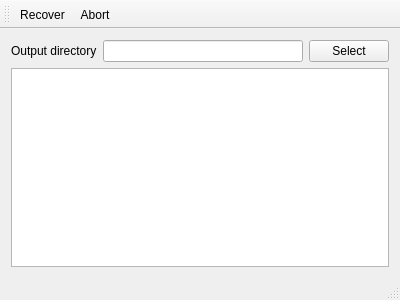
This is mainwindow.ui in xandroalmeida/DiskRescue as Qt 5 draws it before an edit. The edited form follows.
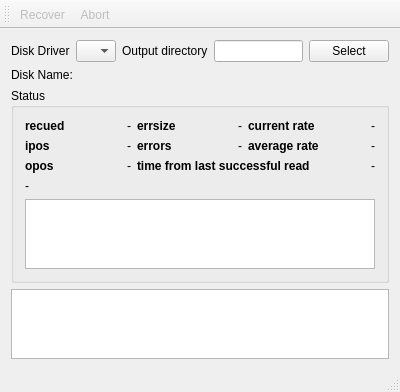
This is the edited form.

The edit to the form file:
```diff
--- a/mainwindow.ui
+++ b/mainwindow.ui
@@ -17,6 +17,37 @@
    <layout class="QVBoxLayout" name="verticalLayout">
     <item>
      <layout class="QHBoxLayout" name="horizontalLayout">
+      <item>
+       <widget class="QLabel" name="label_9">
+        <property name="text">
+         <string>Disk Driver</string>
+        </property>
+       </widget>
+      </item>
+      <item>
+       <widget class="QComboBox" name="cbCdDriver">
+        <item>
+         <property name="text">
+          <string/>
+         </property>
+        </item>
+        <item>
+         <property name="text">
+          <string>d:</string>
+         </property>
+        </item>
+        <item>
+         <property name="text">
+          <string>e:</string>
+         </property>
+        </item>
+        <item>
+         <property name="text">
+          <string>f:</string>
+         </property>
+        </item>
+       </widget>
+      </item>
       <item>
        <widget class="QLabel" name="label">
         <property name="text">
@@ -40,6 +71,243 @@
       </item>
      </layout>
     </item>
+    <item>
+     <layout class="QHBoxLayout" name="horizontalLayout_2">
+      <item>
+       <widget class="QLabel" name="label_10">
+        <property name="sizePolicy">
+         <sizepolicy hsizetype="Minimum" vsizetype="Preferred">
+          <horstretch>0</horstretch>
+          <verstretch>0</verstretch>
+         </sizepolicy>
+        </property>
+        <property name="text">
+         <string>Disk Name:</string>
+        </property>
+       </widget>
+      </item>
+      <item>
+       <widget class="QLabel" name="lblVolumeName">
+        <property name="sizePolicy">
+         <sizepolicy hsizetype="Expanding" vsizetype="Preferred">
+          <horstretch>0</horstretch>
+          <verstretch>0</verstretch>
+         </sizepolicy>
+        </property>
+        <property name="text">
+         <string/>
+        </property>
+       </widget>
+      </item>
+     </layout>
+    </item>
+    <item>
+     <widget class="QGroupBox" name="gbStatus">
+      <property name="title">
+       <string>Status</string>
+      </property>
+      <layout class="QVBoxLayout" name="verticalLayout_2">
+       <item>
+        <layout class="QGridLayout" name="gridLayout_2">
+         <item row="0" column="0">
+          <widget class="QLabel" name="label_2">
+           <property name="font">
+            <font>
+             <weight>75</weight>
+             <bold>true</bold>
+            </font>
+           </property>
+           <property name="text">
+            <string>recued</string>
+           </property>
+          </widget>
+         </item>
+         <item row="0" column="1">
+          <widget class="QLabel" name="lblRescuedValue">
+           <property name="text">
+            <string>-</string>
+           </property>
+           <property name="alignment">
+            <set>Qt::AlignRight|Qt::AlignTrailing|Qt::AlignVCenter</set>
+           </property>
+          </widget>
+         </item>
+         <item row="1" column="0">
+          <widget class="QLabel" name="label_3">
+           <property name="font">
+            <font>
+             <weight>75</weight>
+             <bold>true</bold>
+            </font>
+           </property>
+           <property name="text">
+            <string>ipos</string>
+           </property>
+          </widget>
+         </item>
+         <item row="2" column="0">
+          <widget class="QLabel" name="label_4">
+           <property name="font">
+            <font>
+             <weight>75</weight>
+             <bold>true</bold>
+            </font>
+           </property>
+           <property name="text">
+            <string>opos</string>
+           </property>
+          </widget>
+         </item>
+         <item row="0" column="2">
+          <widget class="QLabel" name="label_5">
+           <property name="font">
+            <font>
+             <weight>75</weight>
+             <bold>true</bold>
+            </font>
+           </property>
+           <property name="text">
+            <string>errsize</string>
+           </property>
+          </widget>
+         </item>
+         <item row="1" column="2">
+          <widget class="QLabel" name="label_12">
+           <property name="font">
+            <font>
+             <weight>75</weight>
+             <bold>true</bold>
+            </font>
+           </property>
+           <property name="text">
+            <string>errors</string>
+           </property>
+          </widget>
+         </item>
+         <item row="0" column="4">
+          <widget class="QLabel" name="label_7">
+           <property name="font">
+            <font>
+             <weight>75</weight>
+             <bold>true</bold>
+            </font>
+           </property>
+           <property name="text">
+            <string>current rate</string>
+           </property>
+          </widget>
+         </item>
+         <item row="1" column="4">
+          <widget class="QLabel" name="label_8">
+           <property name="font">
+            <font>
+             <weight>75</weight>
+             <bold>true</bold>
+            </font>
+           </property>
+           <property name="text">
+            <string>average rate</string>
+           </property>
+          </widget>
+         </item>
+         <item row="1" column="1">
+          <widget class="QLabel" name="lblIposValue">
+           <property name="text">
+            <string>-</string>
+           </property>
+           <property name="alignment">
+            <set>Qt::AlignRight|Qt::AlignTrailing|Qt::AlignVCenter</set>
+           </property>
+          </widget>
+         </item>
+         <item row="2" column="1">
+          <widget class="QLabel" name="lblOposValue">
+           <property name="text">
+            <string>-</string>
+           </property>
+           <property name="alignment">
+            <set>Qt::AlignRight|Qt::AlignTrailing|Qt::AlignVCenter</set>
+           </property>
+          </widget>
+         </item>
+         <item row="0" column="3">
+          <widget class="QLabel" name="lblErrsizeValue">
+           <property name="text">
+            <string>-</string>
+           </property>
+           <property name="alignment">
+            <set>Qt::AlignRight|Qt::AlignTrailing|Qt::AlignVCenter</set>
+           </property>
+          </widget>
+         </item>
+         <item row="1" column="3">
+          <widget class="QLabel" name="lblErrorsValue">
+           <property name="text">
+            <string>-</string>
+           </property>
+           <property name="alignment">
+            <set>Qt::AlignRight|Qt::AlignTrailing|Qt::AlignVCenter</set>
+           </property>
+          </widget>
+         </item>
+         <item row="0" column="5">
+          <widget class="QLabel" name="lblCurrRateValue">
+           <property name="text">
+            <string>-</string>
+           </property>
+           <property name="alignment">
+            <set>Qt::AlignRight|Qt::AlignTrailing|Qt::AlignVCenter</set>
+           </property>
+          </widget>
+         </item>
+         <item row="1" column="5">
+          <widget class="QLabel" name="lblAvgRateValue">
+           <property name="text">
+            <string>-</string>
+           </property>
+           <property name="alignment">
+            <set>Qt::AlignRight|Qt::AlignTrailing|Qt::AlignVCenter</set>
+           </property>
+          </widget>
+         </item>
+         <item row="2" column="2" colspan="3">
+          <widget class="QLabel" name="label_6">
+           <property name="font">
+            <font>
+             <weight>75</weight>
+             <bold>true</bold>
+            </font>
+           </property>
+           <property name="text">
+            <string>time from last successful read</string>
+           </property>
+          </widget>
+         </item>
+         <item row="2" column="5">
+          <widget class="QLabel" name="lblTimeFrom">
+           <property name="text">
+            <string>-</string>
+           </property>
+           <property name="alignment">
+            <set>Qt::AlignRight|Qt::AlignTrailing|Qt::AlignVCenter</set>
+           </property>
+          </widget>
+         </item>
+         <item row="3" column="0" colspan="6">
+          <widget class="QLabel" name="lblStatus">
+           <property name="text">
+            <string>-</string>
+           </property>
+          </widget>
+         </item>
+        </layout>
+       </item>
+       <item>
+        <widget class="QGraphicsView" name="graph"/>
+       </item>
+      </layout>
+     </widget>
+    </item>
     <item>
      <widget class="QPlainTextEdit" name="txtConsoleOuput"/>
     </item>
@@ -57,13 +325,16 @@
   </widget>
   <widget class="QStatusBar" name="statusBar"/>
   <action name="actionRecover">
+   <property name="enabled">
+    <bool>false</bool>
+   </property>
    <property name="text">
     <string>Recover</string>
    </property>
   </action>
   <action name="actionAbort">
    <property name="enabled">
-    <bool>true</bool>
+    <bool>false</bool>
    </property>
    <property name="text">
     <string>Abort</string>
```
